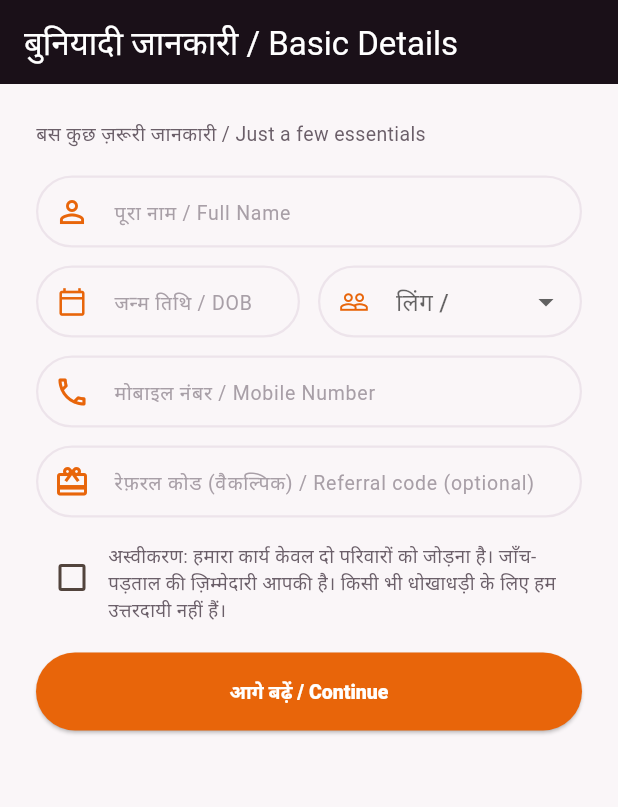
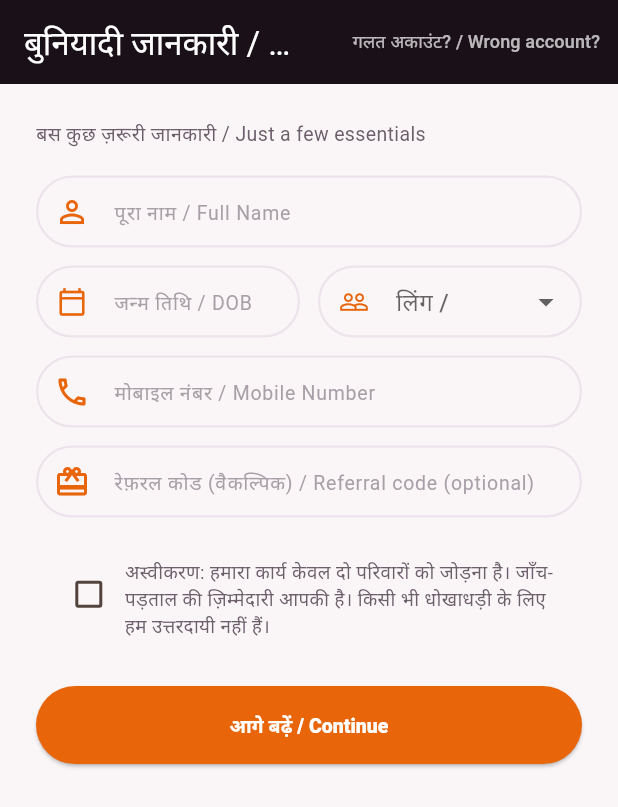
Before and after one commit to rekhavijay9890-ops/RishtaBook-v2, a Flutter app: the BasicDetailsScreen screen opened directly with empty values, on a phone screen of 412 x 824 dp. Shown: the top 807 px of the screen. Run offline on Flutter 3.47's test engine with Material 3 defaults, Android fonts, the phone set to English and light mode, and no system bars; our stand-ins replace cloud_firestore, firebase_auth, firebase_core, firebase_storage, google_mobile_ads, google_sign_in and 5 more; missing offline and left inert: razorpay_flutter; accounts and stored records are empty.

Commit message:
Fix Basic Details Continue blocker + full-page video sign-in background (#9)
- BasicDetailsScreen: the disclaimer checkbox had a tiny tap target and its
  validation error was easy to miss, making Continue look broken/stuck.
  Wrapped the whole consent row in a tappable area, added a bordered error
  state, and a clearer inline message. Also added a "Wrong account? / sign
  out" action to the app bar, since this screen intentionally has no back
  button (it's a mandatory post-signin gate) but users need an escape hatch
  if they signed in with the wrong Google/mobile account.
- AuthLandingScreen: replaced the 300px scalloped video header with a
  full-screen video background - the video now fills the whole sign-in
  screen, with the language toggle, logo, sign-in buttons, and footer
  overlaid on top via SafeArea + Stack, no header band.
- Removed VideoScallopHeader (scallop_header.dart), now dead code with the
  header approach gone.

Co-authored-by: Claude <noreply@anthropic.com>

```diff
--- a/lib/screens/auth/basic_details_screen.dart
+++ b/lib/screens/auth/basic_details_screen.dart
@@ -2,6 +2,7 @@ import 'package:flutter/material.dart';
 import 'package:firebase_auth/firebase_auth.dart';
 
 import '../../theme/app_colors.dart';
+import '../../services/auth_service.dart';
 import '../../services/profile_service.dart';
 import '../../services/credit_service.dart';
 
@@ -107,6 +108,13 @@ class _BasicDetailsScreenState extends State<BasicDetailsScreen> {
         backgroundColor: AppColors.headerBg,
         foregroundColor: Colors.white,
         automaticallyImplyLeading: false,
+        actions: [
+          TextButton(
+            onPressed: () => AuthService().signOut(),
+            child: const Text("गलत अकाउंट? / Wrong account?",
+                style: TextStyle(color: Colors.white70, fontSize: 12)),
+          ),
+        ],
       ),
       body: SingleChildScrollView(
         padding: const EdgeInsets.all(24),
@@ -175,7 +183,16 @@ class _BasicDetailsScreenState extends State<BasicDetailsScreen> {
                 decoration: const InputDecoration(prefixIcon: Icon(Icons.card_giftcard_outlined, color: AppColors.saffron), hintText: "रेफ़रल कोड (वैकल्पिक) / Referral code (optional)"),
               ),
               const SizedBox(height: 16),
-              Row(crossAxisAlignment: CrossAxisAlignment.start, children: [
+              GestureDetector(
+                behavior: HitTestBehavior.opaque,
+                onTap: () => setState(() { _consent = !_consent; if (_consent) _consentError = false; }),
+                child: Container(
+                  padding: const EdgeInsets.all(10),
+                  decoration: BoxDecoration(
+                    borderRadius: BorderRadius.circular(10),
+                    border: Border.all(color: _consentError ? AppColors.error : Colors.transparent, width: 1.2),
+                  ),
+                  child: Row(crossAxisAlignment: CrossAxisAlignment.start, children: [
                     Checkbox(
                       value: _consent,
                       onChanged: (v) => setState(() { _consent = v ?? false; if (_consent) _consentError = false; }),
@@ -188,10 +205,12 @@ class _BasicDetailsScreenState extends State<BasicDetailsScreen> {
                       ),
                     ),
                   ]),
+                ),
+              ),
               if (_consentError)
                 const Padding(
-                  padding: EdgeInsets.only(left: 12),
-                  child: Text("अस्वीकरण स्वीकार करना अनिवार्य है / You must accept to continue", style: TextStyle(color: AppColors.error, fontSize: 12)),
+                  padding: EdgeInsets.only(left: 12, top: 4),
+                  child: Text("👆 आगे बढ़ने के लिए ऊपर टिक करें अनिवार्य है / You must tick above to continue", style: TextStyle(color: AppColors.error, fontSize: 12, fontWeight: FontWeight.w700)),
                 ),
               const SizedBox(height: 20),
               SizedBox(
```
Also changed, not shown: lib/screens/auth/auth_landing_screen.dart (+32 -30 lines), lib/widgets/scallop_header.dart (+0 -27 lines). Lines whose indentation alone changed are shown as unchanged.
